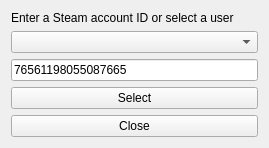
First picture: the form in user_select_dialog.ui, repository daniel-Jones/CS-GO-Qt-C-Statistics, before the edit.
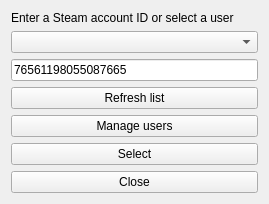
Second picture: the form after the edit.

Commit message: Added stats for maps, added a user management tool that will allow you to add/remove user profiles from storage.

What changed in the file:
```diff
--- a/user_select_dialog.ui
+++ b/user_select_dialog.ui
@@ -10,9 +10,15 @@
     <x>0</x>
     <y>0</y>
     <width>269</width>
-    <height>138</height>
+    <height>190</height>
    </rect>
   </property>
+  <property name="maximumSize">
+   <size>
+    <width>269</width>
+    <height>16777215</height>
+   </size>
+  </property>
   <property name="windowTitle">
    <string>Select a Steam account</string>
   </property>
@@ -20,20 +26,6 @@
    <layout class="QVBoxLayout" name="verticalLayout">
     <item>
      <layout class="QGridLayout" name="gridLayout">
-      <item row="5" column="0">
-       <widget class="QPushButton" name="close_button">
-        <property name="text">
-         <string>Close</string>
-        </property>
-       </widget>
-      </item>
-      <item row="1" column="0">
-       <widget class="QLabel" name="info_label">
-        <property name="text">
-         <string>Enter a Steam account ID or select a user</string>
-        </property>
-       </widget>
-      </item>
       <item row="3" column="0">
        <widget class="QLineEdit" name="steam_url_text">
         <property name="text">
@@ -41,16 +33,44 @@
         </property>
        </widget>
       </item>
-      <item row="4" column="0">
+      <item row="1" column="0">
+       <widget class="QLabel" name="info_label">
+        <property name="text">
+         <string>Enter a Steam account ID or select a user</string>
+        </property>
+       </widget>
+      </item>
+      <item row="6" column="0">
        <widget class="QPushButton" name="select_account_button">
         <property name="text">
          <string>Select</string>
         </property>
        </widget>
       </item>
+      <item row="5" column="0">
+       <widget class="QPushButton" name="manage_users_button">
+        <property name="text">
+         <string>Manage users</string>
+        </property>
+       </widget>
+      </item>
       <item row="2" column="0">
        <widget class="QComboBox" name="player_dropdown"/>
       </item>
+      <item row="7" column="0">
+       <widget class="QPushButton" name="close_button">
+        <property name="text">
+         <string>Close</string>
+        </property>
+       </widget>
+      </item>
+      <item row="4" column="0">
+       <widget class="QPushButton" name="refresh_users_button">
+        <property name="text">
+         <string>Refresh list</string>
+        </property>
+       </widget>
+      </item>
      </layout>
     </item>
    </layout>
```
The commit also changes 56 other files.
